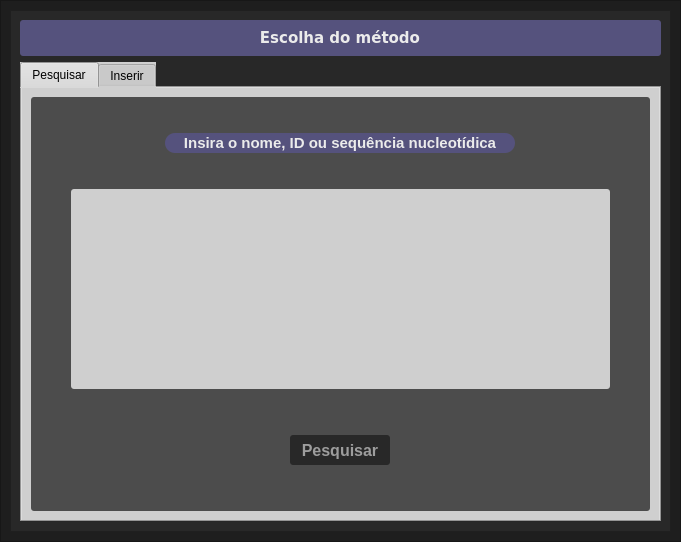
Old version of the form Github - Vrau/gui-pyqt5/screens versions/old/methodWindow_v05.ui in the repository gabrielmusskopf/TC.
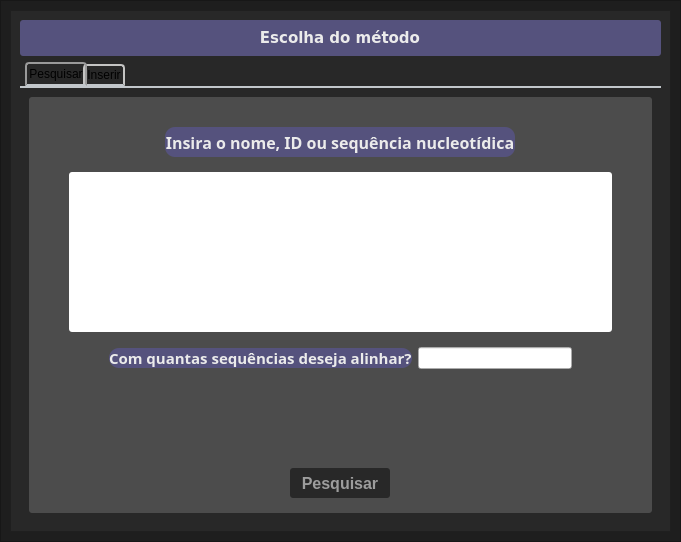
New version of the form. The open tabs and pages were chosen to show the change.

What changed in the file:
```diff
--- a/Github - Vrau/gui-pyqt5/screens versions/old/methodWindow_v05.ui
+++ b/Github - Vrau/gui-pyqt5/screens versions/old/methodWindow_v05.ui
@@ -137,7 +137,61 @@
              </size>
             </property>
             <property name="styleSheet">
-             <string notr="true">background-color: rgb(207, 207, 207);</string>
+             <string notr="true">QTabWidget::pane { /* The tab widget frame */
+    border-top: 2px solid #C2C7CB;
+}
+
+QTabWidget::tab-bar {
+    left: 5px; /* move to the right by 5px */
+}
+
+/* Style the tab using the tab sub-control. Note that
+    it reads QTabBar _not_ QTabWidget */
+QTabBar::tab {
+    background: qlineargradient(x1: 0, y1: 0, x2: 0, y2: 1,
+                                stop: 0 #E1E1E1, stop: 0.4 #DDDDDD,
+                                stop: 0.5 #D8D8D8, stop: 1.0 #D3D3D3);
+    border: 2px solid #C4C4C3;
+    border-bottom-color: #C2C7CB; /* same as the pane color */
+    border-top-left-radius: 4px;
+    border-top-right-radius: 4px;
+    min-width: 8ex;
+    padding: 2px;
+}
+
+QTabBar::tab:selected, QTabBar::tab:hover {
+    background: qlineargradient(x1: 0, y1: 0, x2: 0, y2: 1,
+                                stop: 0 #fafafa, stop: 0.4 #f4f4f4,
+                                stop: 0.5 #e7e7e7, stop: 1.0 #fafafa);
+}
+
+QTabBar::tab:selected {
+    border-color: #9B9B9B;
+    border-bottom-color: #C2C7CB; /* same as pane color */
+}
+
+QTabBar::tab:!selected {
+    margin-top: 2px; /* make non-selected tabs look smaller */
+}
+
+/* make use of negative margins for overlapping tabs */
+QTabBar::tab:selected {
+    /* expand/overlap to the left and right by 4px */
+    margin-left: -4px;
+    margin-right: -4px;
+}
+
+QTabBar::tab:first:selected {
+    margin-left: 0; /* the first selected tab has nothing to overlap with on the left */
+}
+
+QTabBar::tab:last:selected {
+    margin-right: 0; /* the last selected tab has nothing to overlap with on the right */
+}
+
+QTabBar::tab:only-one {
+    margin: 0; /* if there is only one tab, we don't want overlapping margins */
+}</string>
             </property>
             <property name="currentIndex">
              <number>1</number>
@@ -148,7 +202,7 @@
              </attribute>
              <layout class="QVBoxLayout" name="verticalLayout_2">
               <item>
-               <widget class="QFrame" name="frame_4">
+               <widget class="QFrame" name="methodFrame">
                 <property name="styleSheet">
                  <string notr="true">QFrame{
 	background-color: rgb(76, 76, 76);
@@ -169,7 +223,7 @@
                   <number>40</number>
                  </property>
                  <property name="topMargin">
-                  <number>0</number>
+                  <number>15</number>
                  </property>
                  <property name="rightMargin">
                   <number>40</number>
@@ -182,7 +236,7 @@
                    <property name="maximumSize">
                     <size>
                      <width>16777215</width>
-                     <height>50</height>
+                     <height>100</height>
                     </size>
                    </property>
                    <property name="frameShape">
@@ -199,33 +253,36 @@
                      <number>0</number>
                     </property>
                     <property name="topMargin">
-                     <number>0</number>
+                     <number>10</number>
                     </property>
                     <property name="rightMargin">
                      <number>0</number>
                     </property>
                     <property name="bottomMargin">
-                     <number>0</number>
+                     <number>10</number>
                     </property>
                     <item>
                      <widget class="QLabel" name="searchLabel">
                       <property name="maximumSize">
                        <size>
                         <width>350</width>
-                        <height>20</height>
+                        <height>30</height>
                        </size>
                       </property>
                       <property name="font">
                        <font>
-                        <pointsize>11</pointsize>
+                        <family>Bahnschrift SemiBold</family>
+                        <pointsize>12</pointsize>
                         <weight>75</weight>
                         <bold>true</bold>
                        </font>
                       </property>
                       <property name="styleSheet">
-                       <string notr="true">color:rgb(235, 235, 235);
-background-color: rgb(85, 82, 125);
-border-radius: 10px;</string>
+                       <string notr="true">QLabel{
+	color:rgb(235, 235, 235);
+	background-color: rgb(85, 82, 125);
+	border-radius: 10px;
+}</string>
                       </property>
                       <property name="text">
                        <string>Insira o nome, ID ou sequência nucleotídica</string>
@@ -243,7 +300,7 @@
                    <property name="minimumSize">
                     <size>
                      <width>0</width>
-                     <height>200</height>
+                     <height>160</height>
                     </size>
                    </property>
                    <property name="maximumSize">
@@ -267,6 +324,78 @@
                    </property>
                   </widget>
                  </item>
+                 <item>
+                  <widget class="QFrame" name="sequencesAskFrame">
+                   <property name="maximumSize">
+                    <size>
+                     <width>16777215</width>
+                     <height>100</height>
+                    </size>
+                   </property>
+                   <property name="frameShape">
+                    <enum>QFrame::StyledPanel</enum>
+                   </property>
+                   <property name="frameShadow">
+                    <enum>QFrame::Raised</enum>
+                   </property>
+                   <layout class="QHBoxLayout" name="horizontalLayout_7">
+                    <property name="leftMargin">
+                     <number>40</number>
+                    </property>
+                    <property name="topMargin">
+                     <number>0</number>
+                    </property>
+                    <property name="rightMargin">
+                     <number>40</number>
+                    </property>
+                    <item>
+                     <widget class="QLabel" name="sequencesAskLabel">
+                      <property name="minimumSize">
+                       <size>
+                        <width>300</width>
+                        <height>0</height>
+                       </size>
+                      </property>
+                      <property name="maximumSize">
+                       <size>
+                        <width>400</width>
+                        <height>20</height>
+                       </size>
+                      </property>
+                      <property name="font">
+                       <font>
+                        <family>Bahnschrift SemiBold</family>
+                        <pointsize>11</pointsize>
+                        <weight>75</weight>
+                        <bold>true</bold>
+                       </font>
+                      </property>
+                      <property name="styleSheet">
+                       <string notr="true">color:rgb(235, 235, 235);
+background-color: rgb(85, 82, 125);
+border-radius: 10px;</string>
+                      </property>
+                      <property name="text">
+                       <string>Com quantas sequências deseja alinhar?</string>
+                      </property>
+                     </widget>
+                    </item>
+                    <item>
+                     <widget class="QLineEdit" name="sequencesAskLineEdit"/>
+                    </item>
+                   </layout>
+                  </widget>
+                 </item>
+                 <item>
+                  <widget class="QFrame" name="frame_4">
+                   <property name="frameShape">
+                    <enum>QFrame::StyledPanel</enum>
+                   </property>
+                   <property name="frameShadow">
+                    <enum>QFrame::Raised</enum>
+                   </property>
+                  </widget>
+                 </item>
                  <item>
                   <widget class="QFrame" name="frame_5">
                    <property name="maximumSize">
@@ -275,6 +404,13 @@
                      <height>80</height>
                     </size>
                    </property>
+                   <property name="font">
+                    <font>
+                     <family>Bahnschrift SemiBold</family>
+                     <weight>75</weight>
+                     <bold>true</bold>
+                    </font>
+                   </property>
                    <property name="frameShape">
                     <enum>QFrame::StyledPanel</enum>
                    </property>
```
Left out of the diff: 86 changed lines with no effect on the pictures.
